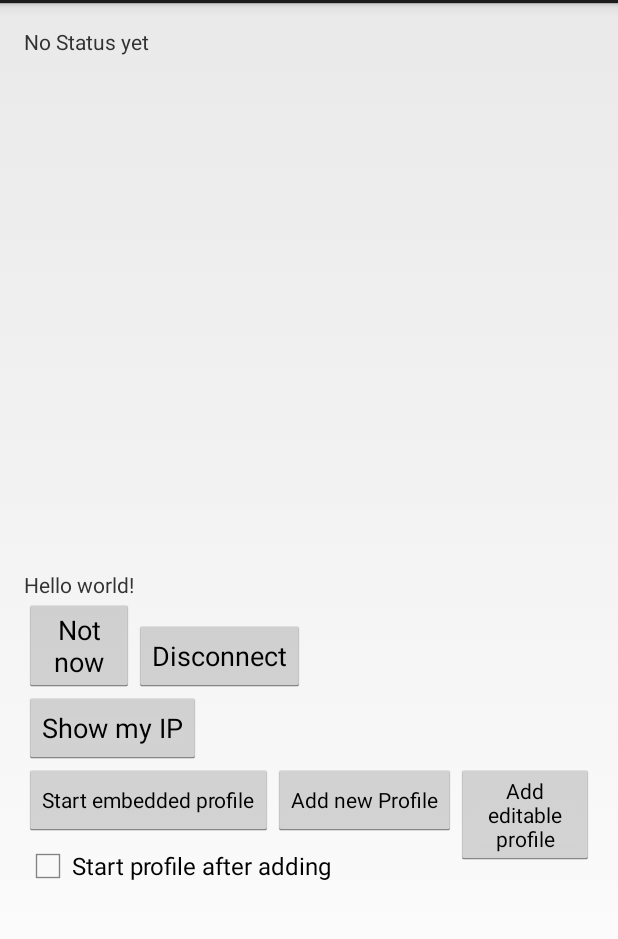
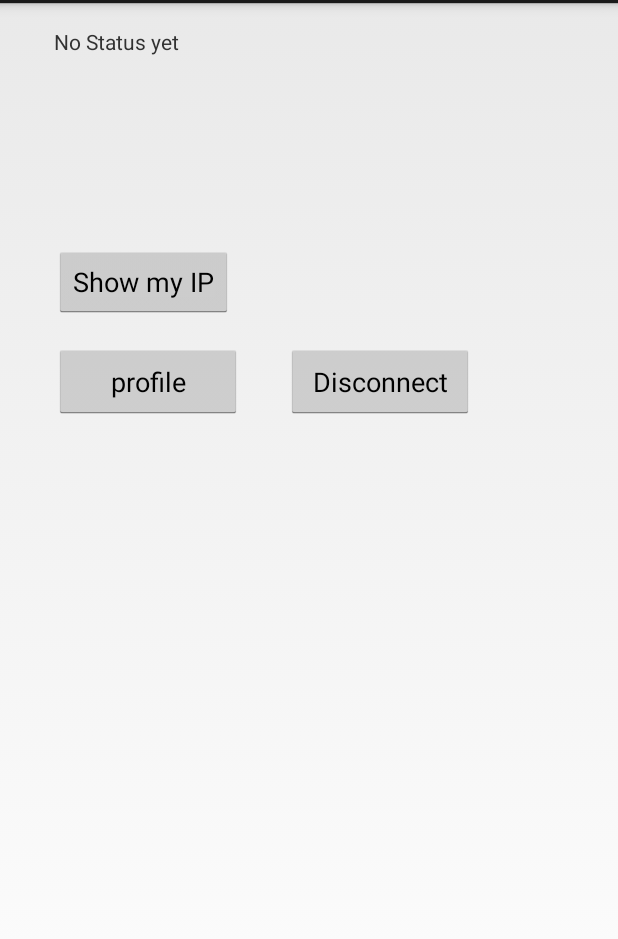
Before and after one commit to D-Lansen/openvpn, an Android app: the screen it shows after launch (MainActivity), on a phone screen of 412 x 824 dp, the part 69-1008 px from its top. Run offline under Robolectric (Android 15) with nearby library versions, the phone set to English and light mode, and no system bars; libraries missing offline, so code that uses them is left out: de.blinkt.openvpn; 3 statements that could not run were skipped.

Commit message:
20221003

```diff
--- a/ics-openvpn-master/remoteExample/src/main/java/de/blinkt/openvpn/remote/MainActivity.java
+++ b/ics-openvpn-master/remoteExample/src/main/java/de/blinkt/openvpn/remote/MainActivity.java
@@ -50,7 +50,4 @@ public class MainActivity extends Activity {
         }
         return super.onOptionsItemSelected(item);
     }
-
-
-
 }
--- a/ics-openvpn-master/remoteExample/src/main/res/layout/fragment_main.xml
+++ b/ics-openvpn-master/remoteExample/src/main/res/layout/fragment_main.xml
@@ -8,96 +8,67 @@
     android:layout_width="match_parent"
     android:layout_height="match_parent"
     android:paddingLeft="@dimen/activity_horizontal_margin"
+    android:paddingTop="@dimen/activity_vertical_margin"
     android:paddingRight="@dimen/activity_horizontal_margin"
-    android:paddingTop="@dimen/activity_vertical_margin"
     android:paddingBottom="@dimen/activity_vertical_margin"
     tools:context="de.blinkt.openvpn.remote.MainFragment">
-
 
     <TextView
         android:id="@+id/status"
         android:layout_width="wrap_content"
         android:layout_height="wrap_content"
-            android:layout_alignLeft="@+id/helloworld"
+        android:layout_alignParentStart="true"
+        android:layout_alignParentLeft="true"
         android:layout_alignParentTop="true"
+        android:layout_marginStart="20dp"
+        android:layout_marginLeft="20dp"
         android:text="@string/no_status_yet" />
 
-        <Button
-            android:id="@+id/startVPN"
-            android:layout_width="wrap_content"
-            android:layout_height="wrap_content"
-            android:layout_alignRight="@+id/helloworld"
-            android:layout_below="@+id/helloworld"
-            android:text="@string/no_now"
-            android:visibility="visible" />
-
-    <TextView
-            android:id="@+id/helloworld"
-            android:layout_width="wrap_content"
-            android:layout_height="wrap_content"
-            android:layout_alignParentLeft="true"
-            android:layout_centerVertical="true"
-            android:text="@string/hello_world" />
 
     <TextView
         android:id="@+id/MyIpText"
         android:layout_width="wrap_content"
         android:layout_height="wrap_content"
-            android:layout_above="@+id/helloworld"
         android:layout_alignParentLeft="true"
+        android:layout_alignParentTop="true"
+        android:layout_marginLeft="20dp"
+        android:layout_marginTop="111dp"
         tools:text="TextView" />
 
     <Button
         android:id="@+id/getMyIP"
-            android:layout_width="wrap_content"
+        android:layout_width="119dp"
         android:layout_height="wrap_content"
-            android:layout_below="@+id/startVPN"
+        android:layout_below="@+id/MyIpText"
         android:layout_alignParentLeft="true"
+        android:layout_marginLeft="20dp"
+        android:layout_marginTop="15dp"
         android:text="@string/show_my_ip" />
 
     <Button
         android:id="@+id/disconnect"
-            android:layout_width="wrap_content"
-            android:layout_height="wrap_content"
-            android:layout_alignBottom="@+id/startVPN"
-            android:layout_toRightOf="@+id/startVPN"
+        android:layout_width="125dp"
+        android:layout_height="50dp"
+        android:layout_below="@+id/getMyIP"
+        android:layout_marginStart="29dp"
+        android:layout_marginLeft="29dp"
+        android:layout_marginTop="17dp"
+        android:layout_marginBottom="0dp"
+        android:layout_toEndOf="@+id/profile"
+        android:layout_toRightOf="@+id/profile"
         android:text="@string/disconnect" />
 
     <Button
-            android:id="@+id/startembedded"
-            style="?android:attr/buttonStyleSmall"
-            android:layout_width="wrap_content"
-            android:layout_height="wrap_content"
+        android:id="@+id/profile"
+        android:layout_width="125dp"
+        android:layout_height="50dp"
         android:layout_below="@+id/getMyIP"
+        android:layout_alignParentStart="true"
         android:layout_alignParentLeft="true"
-            android:text="@string/start_embedded" />
+        android:layout_marginStart="20dp"
+        android:layout_marginLeft="20dp"
+        android:layout_marginTop="17dp"
+        android:text="profile" />
 
-    <Button
-            android:id="@+id/addNewProfile"
-            style="?android:attr/buttonStyleSmall"
-            android:layout_width="wrap_content"
-            android:layout_height="wrap_content"
-            android:layout_alignTop="@+id/startembedded"
-            android:layout_toEndOf="@+id/startembedded"
-            android:layout_toRightOf="@+id/startembedded"
-            android:text="@string/addNew" />
-
-    <Button
-            android:id="@+id/addNewProfileEdit"
-            style="?android:attr/buttonStyleSmall"
-            android:layout_width="wrap_content"
-            android:layout_height="wrap_content"
-            android:layout_alignTop="@+id/addNewProfile"
-            android:layout_toEndOf="@+id/addNewProfile"
-            android:layout_toRightOf="@+id/addNewProfile"
-            android:text="@string/addNewEdit" />
-
-    <CheckBox
-            android:id="@+id/startafterAdding"
-            android:layout_width="wrap_content"
-            android:layout_height="wrap_content"
-            android:layout_below="@+id/startembedded"
-            android:layout_marginTop="4dp"
-            android:text="@string/start_profile_after_adding" />
 
 </RelativeLayout>
--- a/ics-openvpn-master/settings.gradle.kts
+++ b/ics-openvpn-master/settings.gradle.kts
@@ -4,4 +4,4 @@
  */
 
 include(":main")
-//include(":remoteExample")
+include(":remoteExample")
```
Also changed, not shown: ics-openvpn-master/remoteExample/src/main/AndroidManifest.xml (+8 -12 lines), ics-openvpn-master/remoteExample/src/main/java/de/blinkt/openvpn/remote/MainFragment.java (+39 -125 lines), 3 other files. Lines whose indentation alone changed are shown as unchanged.
